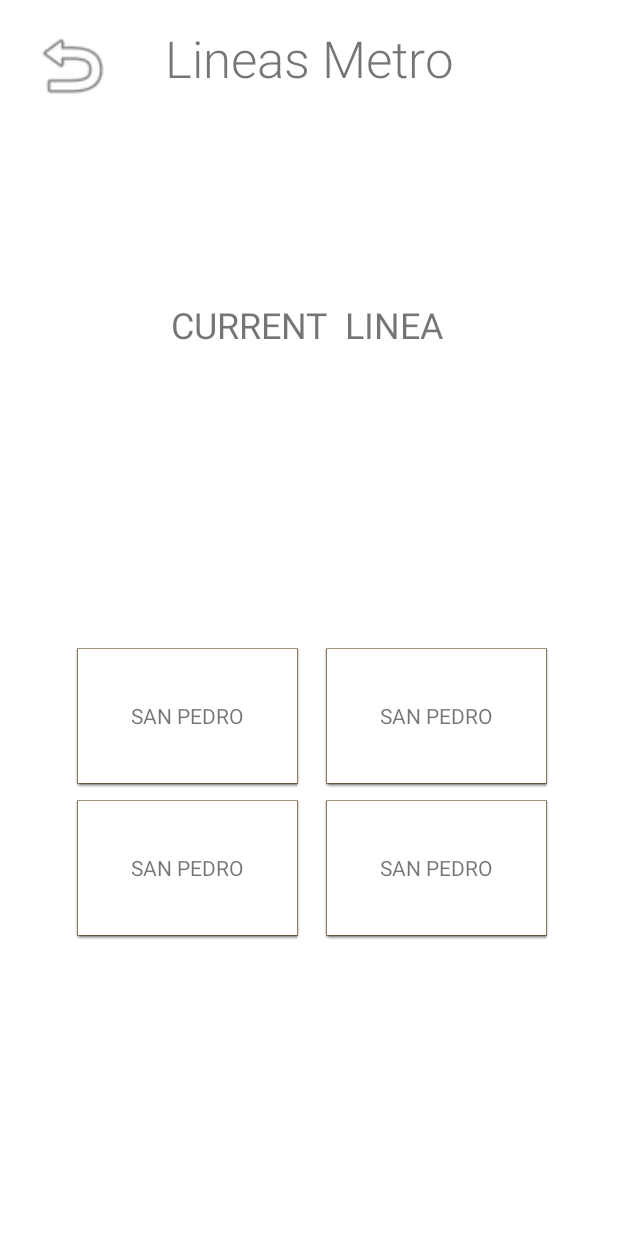
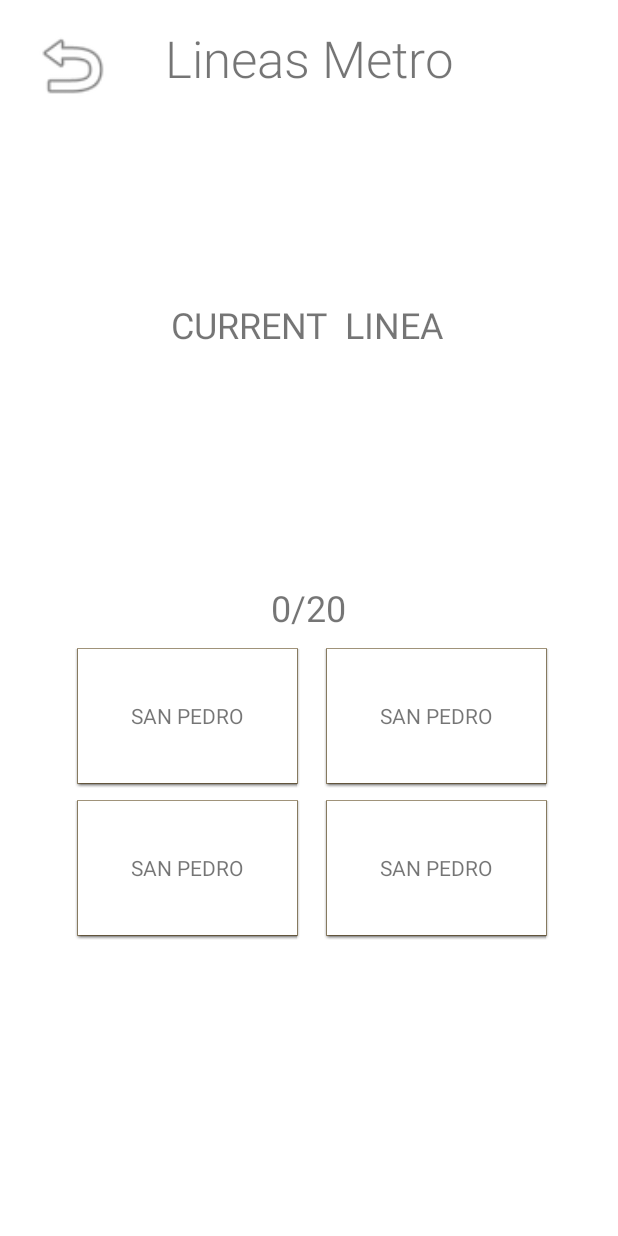
Before and after one commit to jcrucesdeveloper/Metro-metro, an Android app: the PlayGameActivity screen opened directly, with no data from a screen before it, on a phone screen of 412 x 824 dp. Run offline under Robolectric (Android 15) with nearby library versions, the phone set to English and light mode, and no system bars.

Commit message:
feat(GameCounter): gameCounter added

```diff
--- a/app/src/main/java/com/jorgecruces/metrometro/activities/PlayGameActivity.java
+++ b/app/src/main/java/com/jorgecruces/metrometro/activities/PlayGameActivity.java
@@ -42,13 +42,13 @@ public class PlayGameActivity extends AppCompatActivity {
         if (extra != null) {
             lineName = extra.getString("LINEA");
             title.setText(lineName);
-            this.initializeLineData(lineName);
+            this.initializeData(lineName);
             this.setStationQuestion(position);
         }
 
     }
 
-    private void initializeLineData(String lineName) {
+    private void initializeData(String lineName) {
         MetroReaderXML metroReaderXML = new MetroReaderXML(this);
         Metro metro = metroReaderXML.createMetro();
         ArrayList<Line> lines = metro.getLines();
@@ -59,6 +59,11 @@ public class PlayGameActivity extends AppCompatActivity {
             }
         }
         this.stations = this.line.getStations();
+
+        // Set Level max Position
+        TextView textViewMaxPosition = findViewById(R.id.textViewMaxPosition);
+        String maxPositionStr = String.valueOf(this.stations.size());
+        textViewMaxPosition.setText(maxPositionStr);
     }
 
     private void setCurrentStation(int position) {
@@ -70,11 +75,18 @@ public class PlayGameActivity extends AppCompatActivity {
     private void setStationQuestion(int position) {
         this.setCurrentStation(position);
         this.setCorrectStation(position);
+        this.setPositionNumber(position);
         this.setAlternatives(position);
     }
 
     private void setCorrectStation(int position) {
         this.correctStation = this.stations.get(position + 1);
+    }
+
+    private void setPositionNumber(int position) {
+        TextView currentPositionTextView = findViewById(R.id.textViewCurrentPosition);
+        String currentPositionStr = String.valueOf(position);
+        currentPositionTextView.setText(currentPositionStr);
     }
 
     @RequiresApi(api = Build.VERSION_CODES.N)
--- a/app/src/main/res/layout/activity_play_game.xml
+++ b/app/src/main/res/layout/activity_play_game.xml
@@ -92,4 +92,37 @@
         app:layout_constraintStart_toStartOf="parent"
         app:layout_constraintTop_toTopOf="parent" />
 
+    <LinearLayout
+        android:layout_width="wrap_content"
+        android:layout_height="wrap_content"
+        android:layout_marginStart="180dp"
+        android:layout_marginTop="156dp"
+        android:layout_marginEnd="181dp"
+        android:orientation="horizontal"
+        app:layout_constraintEnd_toEndOf="parent"
+        app:layout_constraintStart_toStartOf="parent"
+        app:layout_constraintTop_toBottomOf="@+id/textViewCurrentStation">
+
+        <TextView
+            android:id="@+id/textViewCurrentPosition"
+            android:layout_width="wrap_content"
+            android:layout_height="wrap_content"
+            android:text="0"
+            android:textSize="24sp" />
+
+        <TextView
+            android:id="@+id/textView2"
+            android:layout_width="wrap_content"
+            android:layout_height="wrap_content"
+            android:text="/"
+            android:textSize="24sp" />
+
+        <TextView
+            android:id="@+id/textViewMaxPosition"
+            android:layout_width="wrap_content"
+            android:layout_height="wrap_content"
+            android:text="20"
+            android:textSize="24sp" />
+    </LinearLayout>
+
 </androidx.constraintlayout.widget.ConstraintLayout>
```
